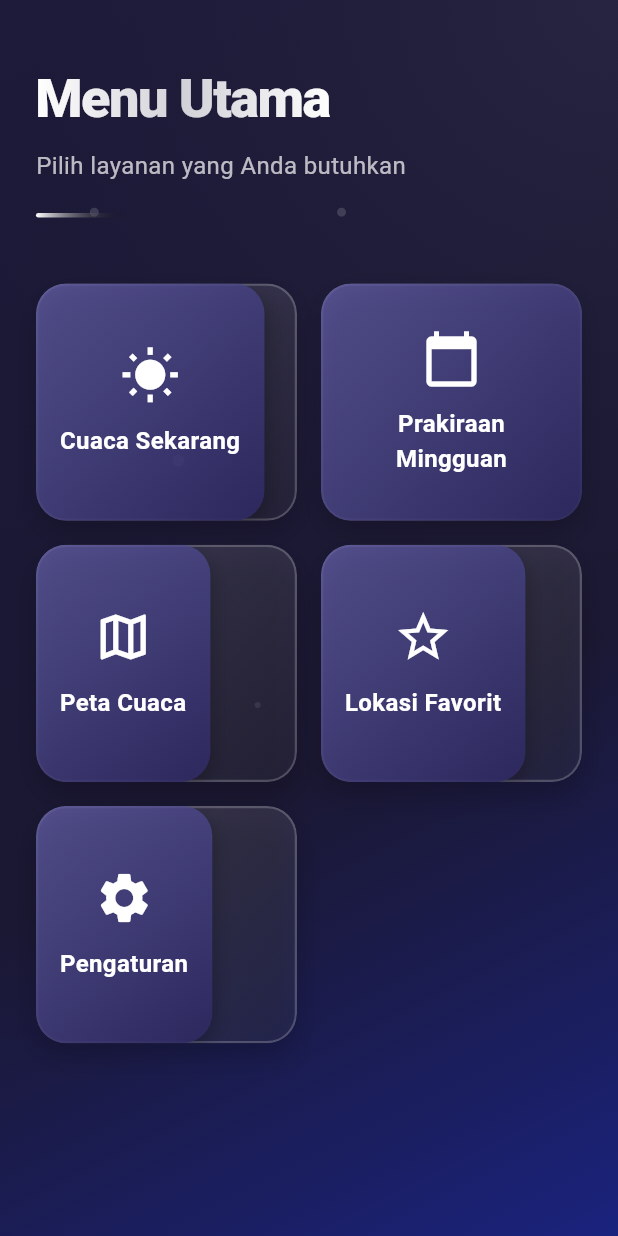
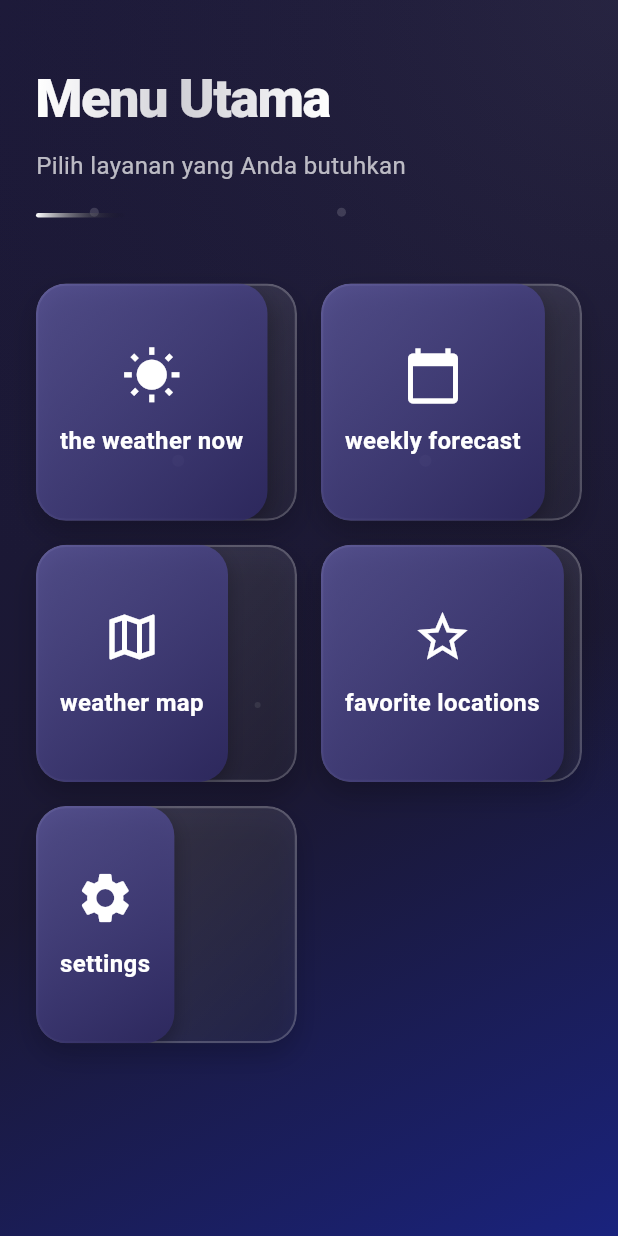
Before and after one commit to wahyualif23014/WeatherAPP, a Flutter app: the screen it shows after launch, on a phone screen of 412 x 824 dp. Run offline on Flutter 3.47's test engine with Material 3 defaults, Android fonts, the phone set to English and light mode, and no system bars.

Commit message:
new saja

```diff
--- a/lib/screens/mainMenu_screen.dart
+++ b/lib/screens/mainMenu_screen.dart
@@ -23,19 +23,19 @@ class _MainMenuScreenState extends State<MainMenuScreen>
   double _scrollOffset = 0.0;
 
   final List<Map<String, dynamic>> menuItems = const [
-    {'title': 'Cuaca Sekarang', 'icon': Icons.wb_sunny, 'route': '/home'},
+    {'title': 'the weather now', 'icon': Icons.wb_sunny, 'route': '/home'},
     {
-      'title': 'Prakiraan Mingguan',
+      'title': 'weekly forecast',
       'icon': Icons.calendar_today,
       'route': '/forecast',
     },
-    {'title': 'Peta Cuaca', 'icon': Icons.map_outlined, 'route': '/map'},
+    {'title': 'weather map', 'icon': Icons.map_outlined, 'route': '/map'},
     {
-      'title': 'Lokasi Favorit',
+      'title': 'favorite locations',
       'icon': Icons.star_outline,
       'route': '/favorits',
     },
-    {'title': 'Pengaturan', 'icon': Icons.settings, 'route': '/settings'},
+    {'title': 'settings', 'icon': Icons.settings, 'route': '/settings'},
   ];
 
   @override
```
